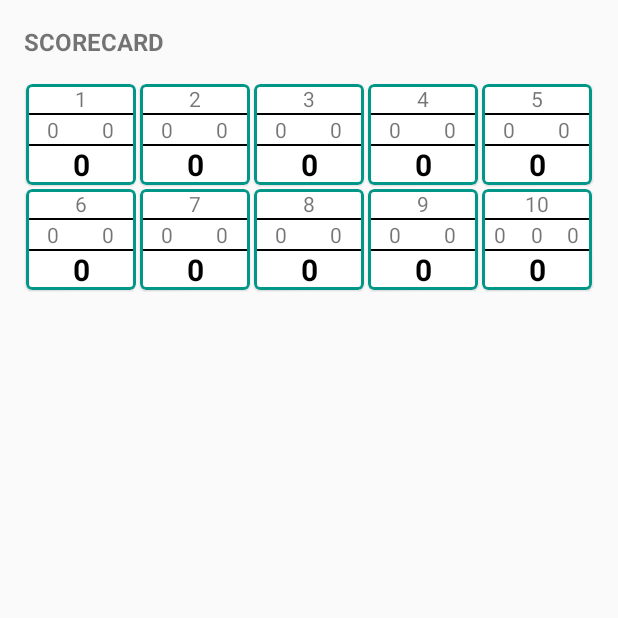
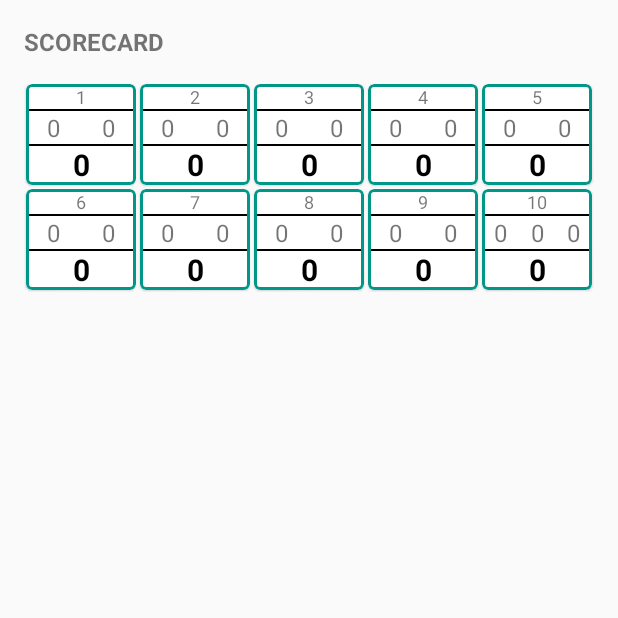
Before and after one commit to sudansh/bowling, an Android app: the screen it shows after launch (MainActivity), after a tap on "10", on a phone screen of 412 x 824 dp, the part 312-930 px from its top. Run offline under Robolectric (Android 15) with nearby library versions, the phone set to English and light mode, and no system bars; our stand-ins replace data binding; 2 other taps on this screen came first.

Commit message:
updated ui

```diff
--- a/app/src/main/AndroidManifest.xml
+++ b/app/src/main/AndroidManifest.xml
@@ -9,7 +9,9 @@
         android:roundIcon="@mipmap/ic_launcher_round"
         android:supportsRtl="true"
         android:theme="@style/AppTheme">
-        <activity android:name="com.sudansh.bowling.ui.MainActivity">
+        <activity
+            android:name="com.sudansh.bowling.ui.MainActivity"
+            android:screenOrientation="portrait">
             <intent-filter>
                 <action android:name="android.intent.action.MAIN" />
 
--- a/app/src/main/res/layout/view_frame_item.xml
+++ b/app/src/main/res/layout/view_frame_item.xml
@@ -19,6 +19,7 @@
                 android:layout_width="match_parent"
                 android:layout_height="wrap_content"
                 android:gravity="center"
+                android:textSize="12sp"
                 app:layout_constraintStart_toStartOf="parent"
                 app:layout_constraintTop_toTopOf="parent"
                 tools:text="1" />
@@ -35,6 +36,7 @@
                 android:layout_width="0dp"
                 android:layout_height="wrap_content"
                 android:gravity="center"
+                android:textSize="16sp"
                 app:layout_constraintEnd_toStartOf="@id/roll2"
                 app:layout_constraintStart_toStartOf="parent"
                 app:layout_constraintTop_toBottomOf="@id/divider1"
@@ -45,6 +47,7 @@
                 android:layout_width="0dp"
                 android:layout_height="wrap_content"
                 android:gravity="center"
+                android:textSize="16sp"
                 app:layout_constraintEnd_toStartOf="@id/roll3"
                 app:layout_constraintStart_toEndOf="@id/roll1"
                 app:layout_constraintTop_toBottomOf="@id/divider1"
@@ -55,6 +58,7 @@
                 android:layout_width="0dp"
                 android:layout_height="wrap_content"
                 android:gravity="center"
+                android:textSize="16sp"
                 android:visibility="gone"
                 app:layout_constraintEnd_toEndOf="parent"
                 app:layout_constraintStart_toEndOf="@id/roll2"
```
